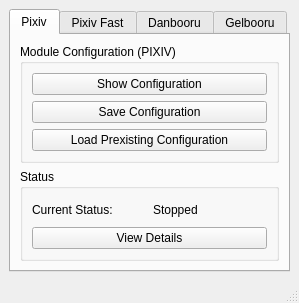
First picture: the form in UserInterface/Source/module_selection.ui, repository sqz269/BooruScraper, before the edit.
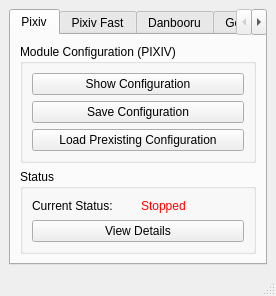
Second picture: the form after the edit.

Commit message: UI for pixiv will now function properly (Status window, page tracker, Config Window)

```diff
--- a/UserInterface/Source/module_selection.ui
+++ b/UserInterface/Source/module_selection.ui
@@ -6,8 +6,8 @@
    <rect>
     <x>0</x>
     <y>0</y>
-    <width>299</width>
-    <height>303</height>
+    <width>276</width>
+    <height>278</height>
    </rect>
   </property>
   <property name="sizePolicy">
@@ -68,14 +68,17 @@
           </property>
           <layout class="QGridLayout" name="gridLayout_6">
            <item row="0" column="0">
-            <widget class="QLabel" name="pixiv_status_current">
+            <widget class="QLabel" name="pixiv_status_current_l">
              <property name="text">
               <string>Current Status:</string>
              </property>
             </widget>
            </item>
            <item row="0" column="1">
-            <widget class="QLabel" name="pixiv_status_current_l">
+            <widget class="QLabel" name="pixiv_status_current">
+             <property name="styleSheet">
+              <string notr="true">color: red</string>
+             </property>
              <property name="text">
               <string>Stopped</string>
              </property>
```
The commit also changes 12 other files.
